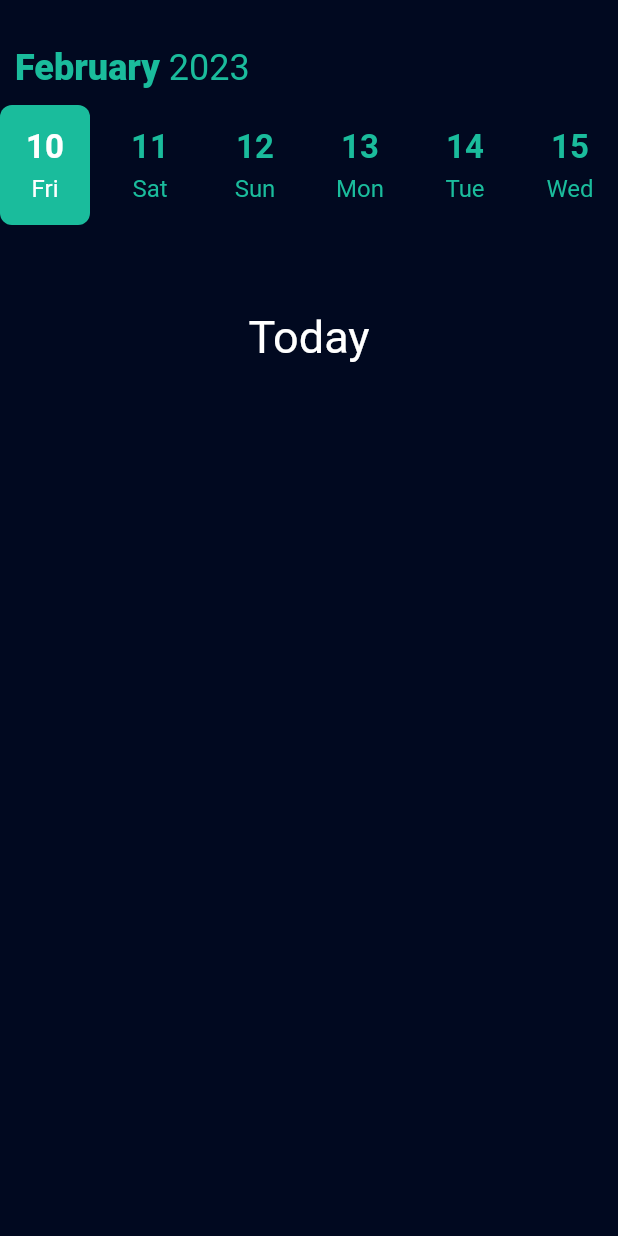
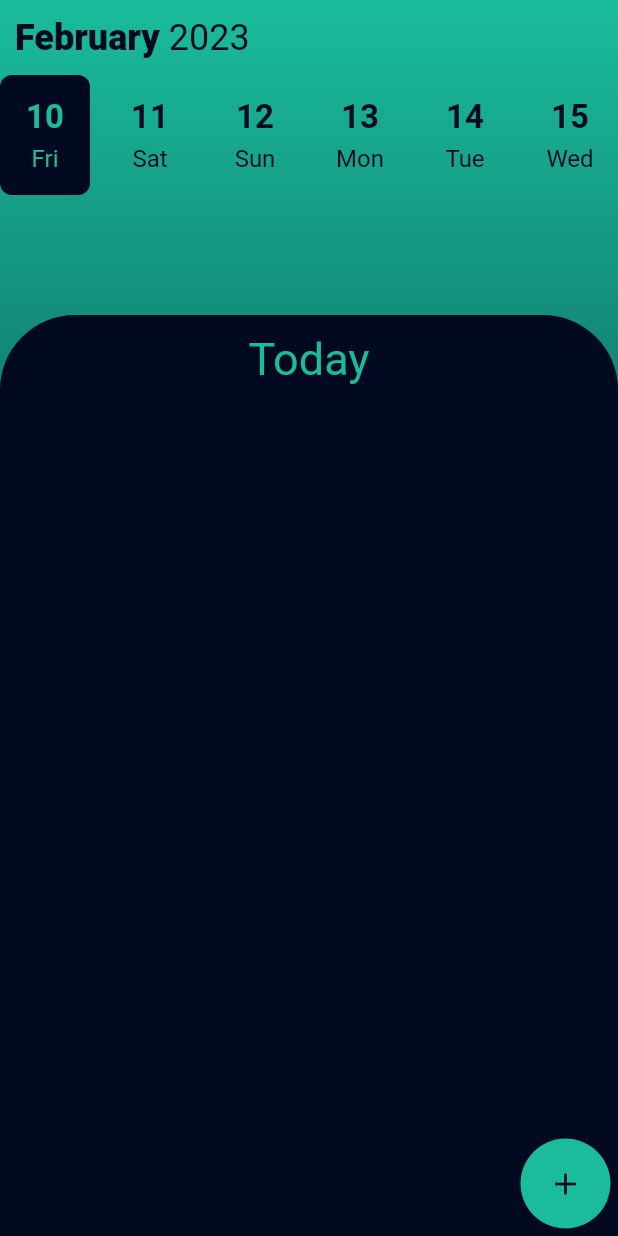
Before and after one commit to 7verdy/remindme, a Flutter app: the screen it shows after launch, on a phone screen of 412 x 824 dp. Run offline on Flutter 3.47's test engine with Material 2 defaults, Android fonts, the phone set to English and light mode, and no system bars; our stand-ins replace google_fonts; Roboto replaces fonts that are missing (Yeseva One).

Commit message:
feat: continue home page.

```diff
--- a/lib/main.dart
+++ b/lib/main.dart
@@ -17,7 +17,8 @@ class MyApp extends StatelessWidget {
     return MaterialApp(
       title: 'RemindMe',
       theme: ThemeData(
-        scaffoldBackgroundColor: const Color.fromARGB(255, 1, 9, 32),
+        primaryColor: const Color.fromRGBO(26, 188, 156, 1),
+        scaffoldBackgroundColor: Colors.transparent,
       ),
       home: const MyHomePage(),
       debugShowCheckedModeBanner: false,
@@ -36,19 +37,69 @@ class _MyHomePageState extends State<MyHomePage> {
   @override
   Widget build(BuildContext context) {
     return Scaffold(
-      body: Column(children: const [
-        SizedBox(
-          height: 200.0,
-          child: Calendar()),
-        SizedBox(
-          height: 50.0,
-          child: Center(
+      body: Stack(children: [
+        Container(
+          height: MediaQuery.of(context).size.height,
+          width: MediaQuery.of(context).size.width,
+          decoration: const BoxDecoration(
+            gradient: LinearGradient(
+              begin: Alignment.topCenter,
+              end: Alignment.bottomCenter,
+              colors: [
+                Color.fromRGBO(26, 188, 156, 1),
+                Color.fromRGBO(1, 9, 32, 1),
+              ],
+            ),
+          ),
+        ),
+        Column(children: [
+          const SizedBox(height: 180.0, child: Calendar()),
+          const SizedBox(height: 30.0),
+          Expanded(
+            child: Container(
+              width: MediaQuery.of(context).size.width,
+              decoration: const BoxDecoration(
+                color: Color.fromRGBO(1, 9, 32, 1),
+                // border top left and top right
+                borderRadius: BorderRadius.only(
+                  topLeft: Radius.circular(50.0),
+                  topRight: Radius.circular(50.0),
+                ),
+              ),
+              child: Align(
+                alignment: Alignment.topCenter,
+                child: Padding(
+                  padding: const EdgeInsets.only(top: 12.0),
                   child: Text(
                     'Today',
-              style: TextStyle(
-                color: Colors.white,
+                    style: GoogleFonts.getFont('Yeseva One',
+                        textStyle: const TextStyle(
+                          color: Color.fromRGBO(26, 188, 156, 1),
                           fontSize: 30.0,
+                        )),
                   ),
+                ),
+              ),
+            ),
+          ),
+        ]),
+        Positioned(
+          bottom: 5.0,
+          right: 5.0,
+          child: CircleAvatar(
+            radius: 30.0,
+            backgroundColor: const Color.fromRGBO(26, 188, 156, 1),
+            child: IconButton(
+              icon: const Icon(Icons.add),
+              color: const Color.fromRGBO(1, 9, 32, 1),
+              onPressed: () {
+                Navigator.push(
+                  context,
+                  MaterialPageRoute(
+                    builder: (context) => const AddReminderPage(),
+                  ),
+                );
+              },
             ),
           ),
         ),
@@ -66,14 +117,22 @@ class AddReminderPage extends StatelessWidget {
       body: Stack(children: [
         Column(
           children: [
-            const SizedBox(height: 50.0),
             Stack(
               children: [
+                Container(
+                  height: MediaQuery.of(context).size.height,
+                  width: MediaQuery.of(context).size.width,
+                  decoration: const BoxDecoration(
+                    color: Color.fromRGBO(1, 9, 32, 1),
+                  ),
+                ),
+                Column(children: [
+                  Stack(children: [
                     Padding(
-                  padding: const EdgeInsets.only(left: 15.0),
+                      padding: const EdgeInsets.only(left: 5.0, top: 42.0),
                       child: IconButton(
                         padding: EdgeInsets.zero,
-                    icon: const Icon(Icons.arrow_back),
+                        icon: const Icon(Icons.arrow_back_ios),
                         color: Colors.white,
                         splashRadius: 0.1,
                         onPressed: () {
@@ -82,22 +141,21 @@ class AddReminderPage extends StatelessWidget {
                       ),
                     ),
                     Padding(
-                  padding: const EdgeInsets.all(8.0),
-                  child: Center(
+                      padding: const EdgeInsets.only(left: 55.0, top: 50.0),
                       child: Text(
                         'Add Reminder',
                         style: GoogleFonts.getFont('Yeseva One',
                             textStyle: const TextStyle(
                               color: Colors.white,
-                            fontSize: 30.0,
+                              fontSize: 28.0,
                             )),
                       ),
                     ),
-                ),
+                  ]),
+                ]),
                 // Center text
               ],
             ),
-            const SizedBox(height: 60.0),
           ],
         ),
       ]),
--- a/lib/widgets/calendar.dart
+++ b/lib/widgets/calendar.dart
@@ -36,9 +36,18 @@ class _CalendarState extends State<Calendar> {
   Widget build(BuildContext context) {
     return SafeArea(
         child: Scaffold(
-      body: Column(
+      body: Stack(
         children: [
-          const SizedBox(height: 30.0),
+          Container(
+            height: MediaQuery.of(context).size.height,
+            width: MediaQuery.of(context).size.width,
+            decoration: const BoxDecoration(
+                color: Colors.transparent,
+              ),
+          ),
+          Column(
+          children: [
+            const SizedBox(height: 10.0),
             Container(
                 height: 30,
                 margin: const EdgeInsets.only(left: 10),
@@ -46,17 +55,17 @@ class _CalendarState extends State<Calendar> {
                 child: RichText(
                   text: TextSpan(
                     text: months[selectedDate.month - 1],
-                  style: TextStyle(
+                    style: const TextStyle(
                         fontSize: 24,
                         fontWeight: FontWeight.w800,
-                      color: accent),
+                        color: Color.fromRGBO(1, 9, 32, 1)),
                     children: <TextSpan>[
                       TextSpan(
                           text: ' ${selectedDate.year.toString()}',
-                        style: TextStyle(
+                          style: const TextStyle(
                               fontSize: 24,
                               fontWeight: FontWeight.w400,
-                            color: accent)),
+                              color: Color.fromRGBO(1, 9, 32, 1))),
                     ],
                   ),
                 )),
@@ -89,7 +98,7 @@ class _CalendarState extends State<Calendar> {
                             decoration: BoxDecoration(
                                 borderRadius: BorderRadius.circular(8),
                                 color: currentDateSelectedIndex == index
-                                  ? accent
+                                    ? const Color.fromRGBO(1, 9, 32, 1)
                                     : Colors.transparent),
                             child: Column(
                               mainAxisAlignment: MainAxisAlignment.center,
@@ -103,8 +112,8 @@ class _CalendarState extends State<Calendar> {
                                       fontSize: 22,
                                       fontWeight: FontWeight.bold,
                                       color: currentDateSelectedIndex == index
-                                        ? Colors.white
-                                        : accent),
+                                          ? accent
+                                          : const Color.fromRGBO(1, 9, 32, 1)),
                                 ),
                                 const SizedBox(
                                   height: 5,
@@ -118,8 +127,8 @@ class _CalendarState extends State<Calendar> {
                                   style: TextStyle(
                                       fontSize: 16,
                                       color: currentDateSelectedIndex == index
-                                        ? Colors.white
-                                        : accent),
+                                          ? accent
+                                          : const Color.fromRGBO(1, 9, 32, 1)),
                                 ),
                               ],
                             ),
@@ -131,6 +140,7 @@ class _CalendarState extends State<Calendar> {
             ),
           ],
         ),
+      ]),
     ));
   }
 }
```
Lines whose indentation alone changed are shown as unchanged.
